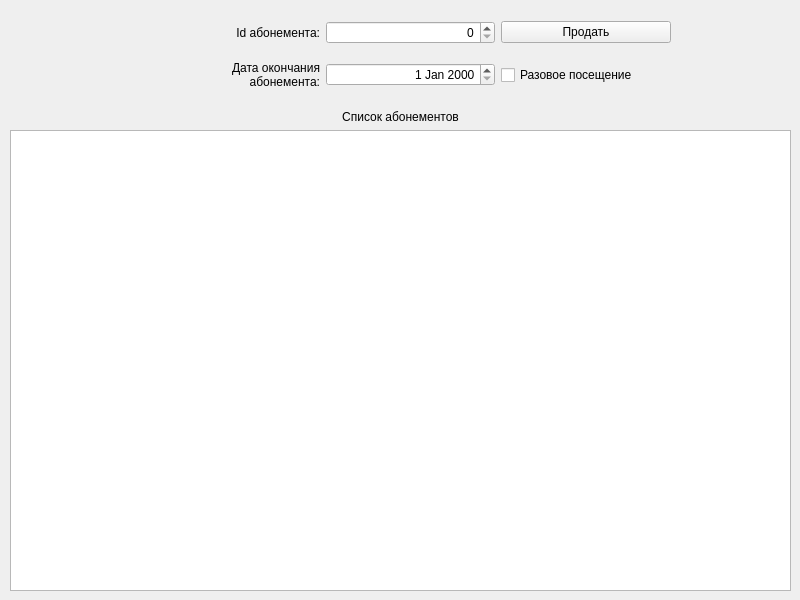
Old version of the form src/design/ui_app_sell_abonement.ui in the repository krasnikovra/fitness-db.
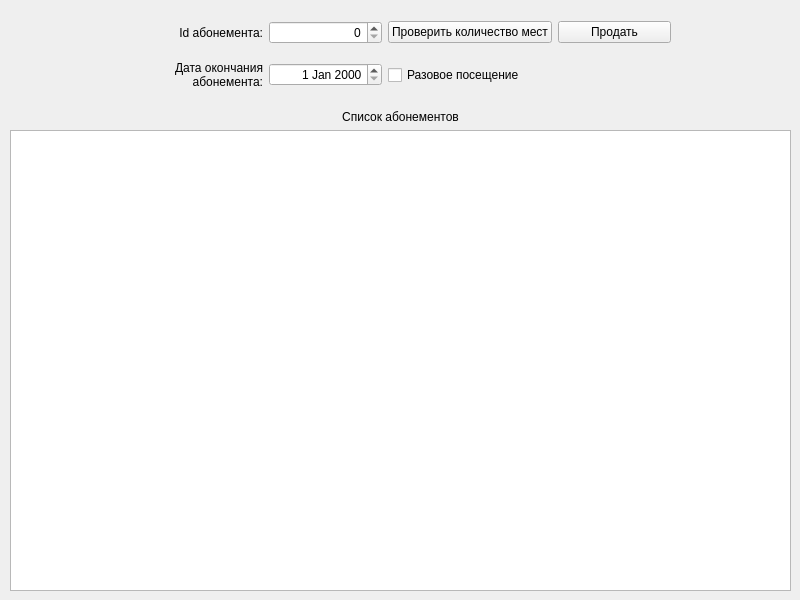
New version of the form. Icons and pictures are not drawn.

Commit message: AppFinancialReport is done, AppSellAbonement implemented feature to check for free space available

Diff of the .ui file:
```diff
--- a/src/design/ui_app_sell_abonement.ui
+++ b/src/design/ui_app_sell_abonement.ui
@@ -55,6 +55,24 @@
     </rect>
    </property>
    <layout class="QGridLayout" name="gridLayout">
+    <item row="1" column="0">
+     <widget class="QLabel" name="labelDate">
+      <property name="text">
+       <string>Дата окончания
+абонемента:</string>
+      </property>
+      <property name="alignment">
+       <set>Qt::AlignRight|Qt::AlignTrailing|Qt::AlignVCenter</set>
+      </property>
+     </widget>
+    </item>
+    <item row="0" column="3">
+     <widget class="QPushButton" name="sellButton">
+      <property name="text">
+       <string>Продать</string>
+      </property>
+     </widget>
+    </item>
     <item row="0" column="1">
      <widget class="QSpinBox" name="abonementIdSpinBox">
       <property name="alignment">
@@ -65,13 +83,6 @@
       </property>
      </widget>
     </item>
-    <item row="0" column="2">
-     <widget class="QPushButton" name="sellButton">
-      <property name="text">
-       <string>Продать</string>
-      </property>
-     </widget>
-    </item>
     <item row="0" column="0">
      <widget class="QLabel" name="labelAbonement">
       <property name="text">
@@ -89,24 +100,20 @@
       </property>
      </widget>
     </item>
-    <item row="1" column="2">
+    <item row="0" column="2">
+     <widget class="QPushButton" name="checkSpaceButton">
+      <property name="text">
+       <string>Проверить количество мест</string>
+      </property>
+     </widget>
+    </item>
+    <item row="1" column="2" colspan="2">
      <widget class="QCheckBox" name="oneDayCheckBox">
       <property name="text">
        <string>Разовое посещение</string>
       </property>
      </widget>
     </item>
-    <item row="1" column="0">
-     <widget class="QLabel" name="labelDate">
-      <property name="text">
-       <string>Дата окончания
-абонемента:</string>
-      </property>
-      <property name="alignment">
-       <set>Qt::AlignRight|Qt::AlignTrailing|Qt::AlignVCenter</set>
-      </property>
-     </widget>
-    </item>
    </layout>
   </widget>
  </widget>
```
The commit also changes 6 other files.
